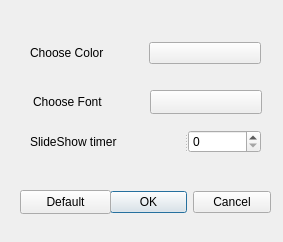
First picture: the form in settingsdlg.ui, repository sdutz/QPhoto, before the edit.
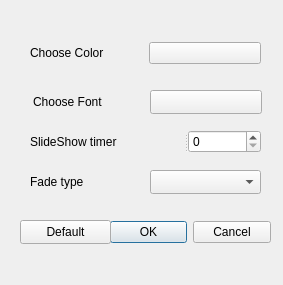
Second picture: the form after the edit.

Commit message: FadeIn added, better handling of settings

```diff
--- a/settingsdlg.ui
+++ b/settingsdlg.ui
@@ -7,7 +7,7 @@
     <x>0</x>
     <y>0</y>
     <width>283</width>
-    <height>242</height>
+    <height>285</height>
    </rect>
   </property>
   <property name="windowTitle">
@@ -17,7 +17,7 @@
    <property name="geometry">
     <rect>
      <x>110</x>
-     <y>190</y>
+     <y>220</y>
      <width>161</width>
      <height>25</height>
     </rect>
@@ -33,7 +33,7 @@
    <property name="geometry">
     <rect>
      <x>20</x>
-     <y>190</y>
+     <y>220</y>
      <width>91</width>
      <height>24</height>
     </rect>
@@ -113,6 +113,29 @@
     <string/>
    </property>
   </widget>
+  <widget class="QComboBox" name="FadeCmbBox">
+   <property name="geometry">
+    <rect>
+     <x>150</x>
+     <y>170</y>
+     <width>111</width>
+     <height>24</height>
+    </rect>
+   </property>
+  </widget>
+  <widget class="QLabel" name="label_4">
+   <property name="geometry">
+    <rect>
+     <x>30</x>
+     <y>170</y>
+     <width>157</width>
+     <height>23</height>
+    </rect>
+   </property>
+   <property name="text">
+    <string>Fade type</string>
+   </property>
+  </widget>
  </widget>
  <resources/>
  <connections>
```
The commit also changes 8 other files.
